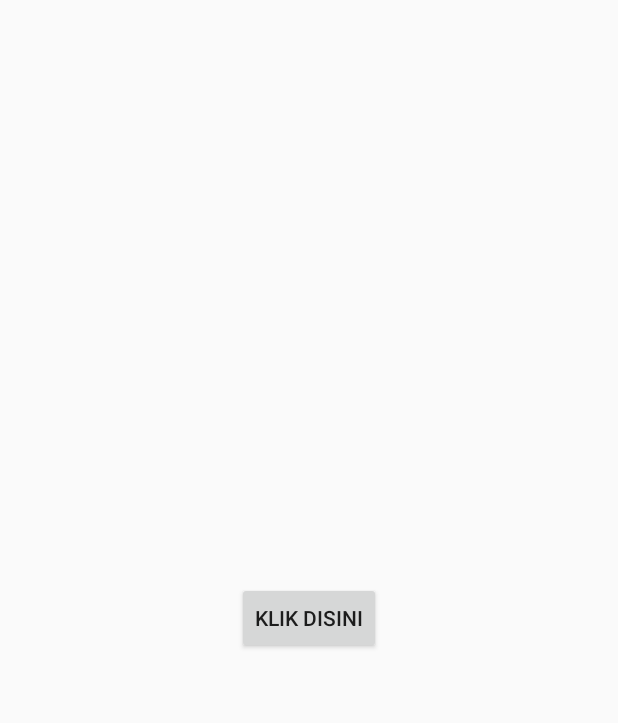
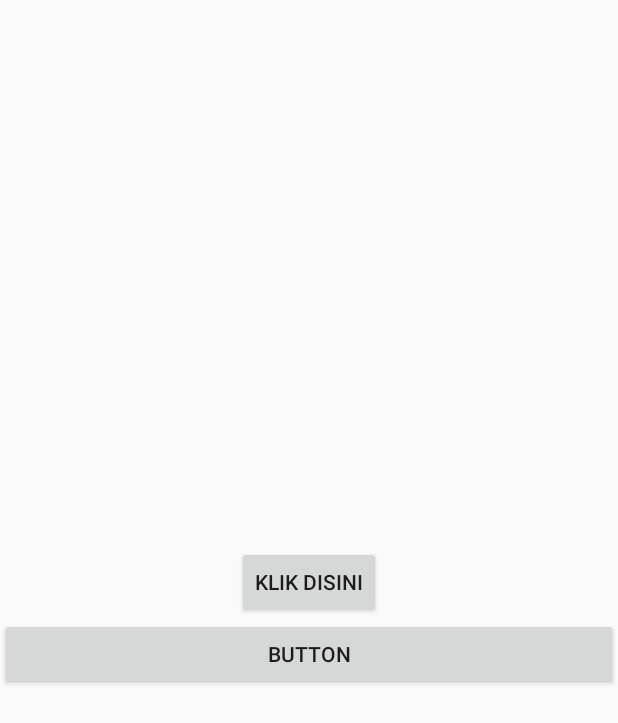
Before and after one commit to JuliaRistyaningrum/Proyek-Android-Sederhana, an Android app built with Jetpack Compose: the layout activity_main.xml on its own in the app's theme, with its tools: preview values and no code run, on a phone screen of 412 x 824 dp. Shown: the top 723 px of the screen. Run offline under Robolectric (Android 15) with nearby library versions, the phone set to English and light mode, and no system bars.

Commit message:
klik to ganti

```diff
--- a/app/src/main/java/com/example/proyeksederhana/MainActivity.kt
+++ b/app/src/main/java/com/example/proyeksederhana/MainActivity.kt
@@ -36,7 +36,7 @@ fun MyScreen() {
         Button(onClick = {
             Toast.makeText(context, "Selamat datang di Android", Toast.LENGTH_SHORT).show()
         }) {
-            Text(text = "Klik Disini")
+            Text(text = "Ganti")
         }
     }
 }
--- a/app/src/main/res/layout/activity_main.xml
+++ b/app/src/main/res/layout/activity_main.xml
@@ -13,4 +13,10 @@
         android:layout_height="wrap_content"
         android:text="Klik Disini" />
 
+    <Button
+        android:id="@+id/button"
+        android:layout_width="match_parent"
+        android:layout_height="wrap_content"
+        android:text="Button" />
+
 </LinearLayout>
```
